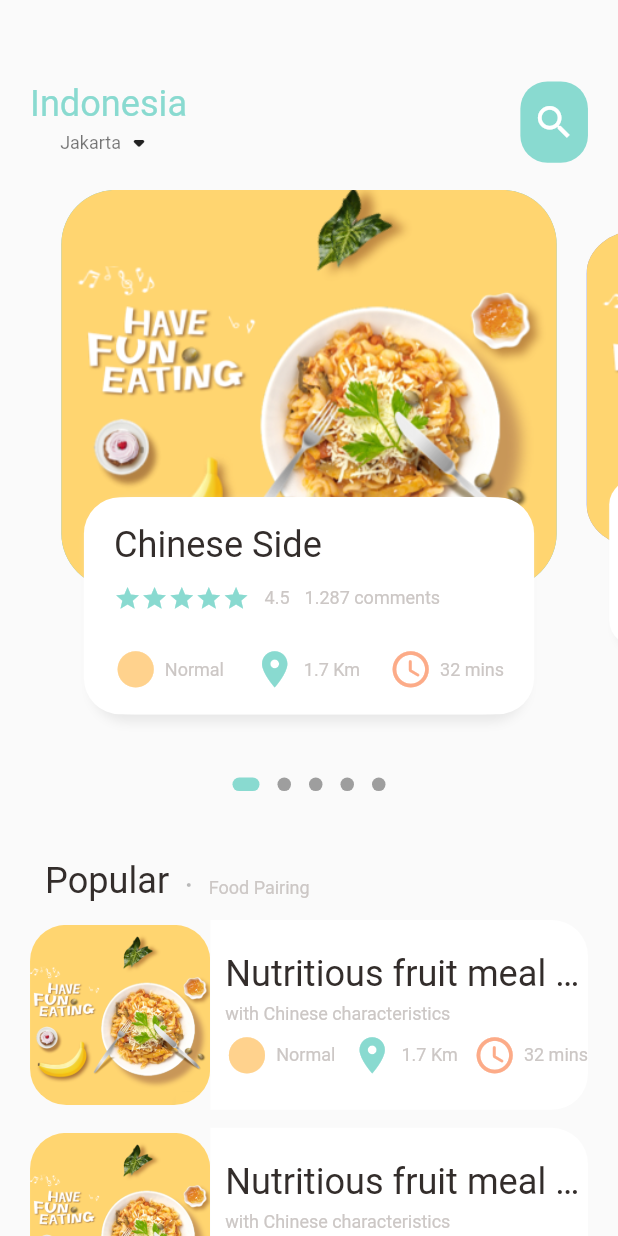
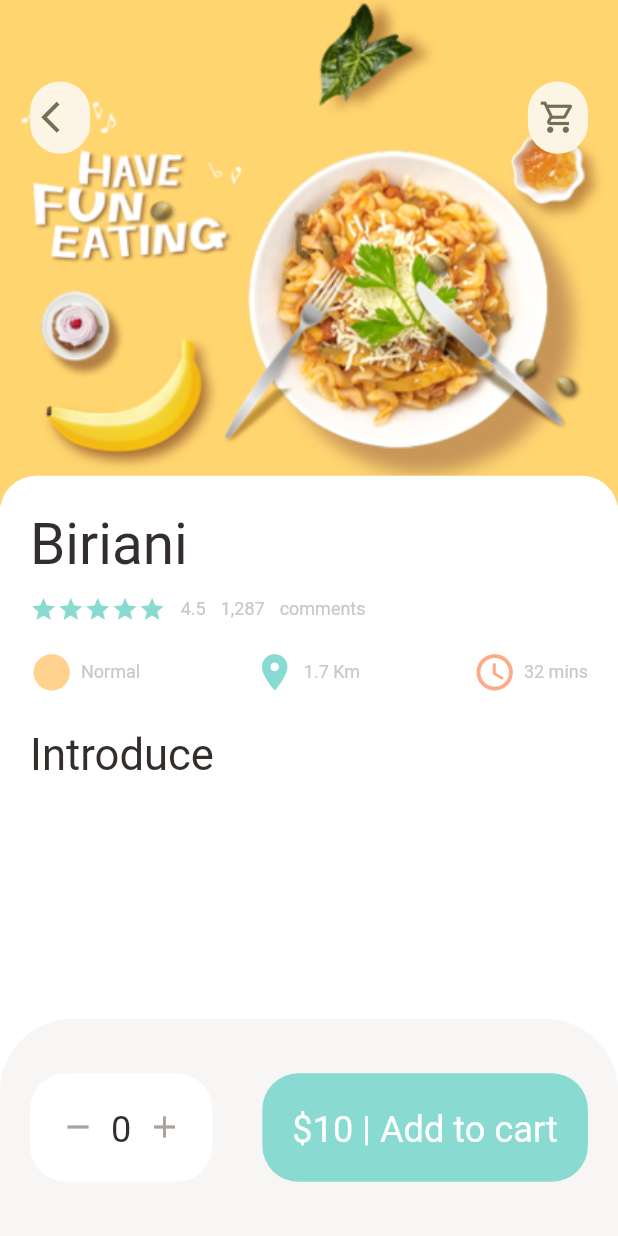
Before and after one commit to satyapratamak/dbestech.food-delivery.food-delivery-flutter, a Flutter app: the screen it shows after launch, on a phone screen of 412 x 824 dp. Run offline on Flutter 3.47's test engine with Material 2 defaults, Android fonts, the phone set to English and light mode, and no system bars; drawn by our look-alikes of dots_indicator; our stand-ins replace get.

Commit message:
Food Delivery Part 1 = 04:04:00 Popular Food Page Without Expandable Text

```diff
--- a/lib/main.dart
+++ b/lib/main.dart
@@ -1,5 +1,6 @@
 import 'package:flutter/material.dart';
-import 'package:food_delivery_flutter/home/main_food_page.dart';
+import 'package:food_delivery_flutter/pages/food/popular_food_detail.dart';
+import 'package:food_delivery_flutter/pages/home/main_food_page.dart';
 import 'package:get/get.dart';
 
 void main() {
@@ -18,7 +19,8 @@
       theme: ThemeData(
         primarySwatch: Colors.blue,
       ),
-      home: const MainFoodPage(),
+      //home: const MainFoodPage(),
+      home: PopularFoodDetail(),
     );
   }
 }
--- /dev/null
+++ b/lib/pages/food/popular_food_detail.dart
@@ -0,0 +1,159 @@
+import 'package:flutter/material.dart';
+import 'package:flutter/src/foundation/key.dart';
+import 'package:flutter/src/widgets/framework.dart';
+import 'package:food_delivery_flutter/utils/colors.dart';
+import 'package:food_delivery_flutter/utils/dimensions.dart';
+import 'package:food_delivery_flutter/widgets/app_column.dart';
+import 'package:food_delivery_flutter/widgets/app_icon.dart';
+import 'package:food_delivery_flutter/widgets/big_text.dart';
+import 'package:food_delivery_flutter/widgets/icon_and_text.dart';
+import 'package:food_delivery_flutter/widgets/small_text.dart';
+
+class PopularFoodDetail extends StatelessWidget {
+  const PopularFoodDetail({Key? key}) : super(key: key);
+
+  @override
+  Widget build(BuildContext context) {
+    return Scaffold(
+      backgroundColor: Colors.white,
+      body: Stack(
+        children: [
+          // Main Image of Popular Food Details
+          Positioned(
+            left: 0,
+            right: 0,
+            child: Container(
+              width: double.maxFinite,
+              height: Dimensions.popularFoodImgSize * 0.80,
+              decoration: BoxDecoration(
+                image: DecorationImage(
+                  fit: BoxFit.cover,
+                  image: AssetImage("assets/image/food0.png"),
+                ),
+              ),
+            ),
+          ),
+          // Back Button and Cart Button
+          Positioned(
+            top: Dimensions.height45,
+            left: Dimensions.width20,
+            right: Dimensions.width20,
+            child: Row(
+              mainAxisAlignment: MainAxisAlignment.spaceBetween,
+              children: [
+                AppIcon(icon: Icons.arrow_back_ios),
+                AppIcon(
+                  icon: Icons.shopping_cart_outlined,
+                )
+              ],
+            ),
+          ),
+          // Details Informations
+          Positioned(
+            top: Dimensions.popularFoodImgSize - 2.9 * Dimensions.height30,
+            //top: Dimensions.popularFoodImgSize - Dimensions.height20,
+            left: 0,
+            right: 0,
+            bottom: 0,
+            child: Container(
+              padding: EdgeInsets.only(
+                left: Dimensions.width20,
+                right: Dimensions.width20,
+                top: Dimensions.height20,
+              ),
+              //width: double.maxFinite,
+              //height: Dimensions.screenHight,
+              decoration: BoxDecoration(
+                color: Colors.white,
+                borderRadius: BorderRadius.only(
+                  topLeft: Radius.circular(Dimensions.height20),
+                  topRight: Radius.circular(Dimensions.height20),
+                ),
+              ),
+              // Information will be orderd vertically
+              child: Column(
+                crossAxisAlignment: CrossAxisAlignment.start,
+                children: [
+                  AppColumn(
+                    foodTitle: "Chinese Side",
+                  ),
+                  SizedBox(height: Dimensions.height20),
+                  BigText(text: "Introduce", size: Dimensions.font20),
+                ],
+              ),
+            ),
+          )
+        ],
+      ),
+      bottomNavigationBar: Container(
+        height: Dimensions.bottomHeightBar,
+        width: double.maxFinite,
+        padding: EdgeInsets.only(
+          top: Dimensions.height30,
+          bottom: Dimensions.height30,
+          left: Dimensions.width20,
+          right: Dimensions.width20,
+        ),
+        decoration: BoxDecoration(
+          borderRadius: BorderRadius.only(
+            topLeft: Radius.circular(Dimensions.radius20 * 2),
+            topRight: Radius.circular(Dimensions.radius20 * 2),
+          ),
+          color: AppColors.buttonBackgroundColor,
+        ),
+        child: Row(
+          mainAxisAlignment: MainAxisAlignment.spaceBetween,
+          children: [
+            // Minus, Plus and Counting of Food
+            Container(
+              padding: EdgeInsets.only(
+                top: Dimensions.height20,
+                bottom: Dimensions.height20,
+                left: Dimensions.width20,
+                right: Dimensions.width20,
+              ),
+              // height: Dimensions.height1 * 200,
+              // width: Dimensions.width1 * 120,
+              decoration: BoxDecoration(
+                borderRadius: BorderRadius.circular(Dimensions.radius20),
+                color: Colors.white,
+              ),
+              child: Row(
+                mainAxisAlignment: MainAxisAlignment.spaceBetween,
+                children: [
+                  Icon(Icons.remove, color: AppColors.signColor),
+                  SizedBox(width: Dimensions.width10),
+                  BigText(text: "0"),
+                  SizedBox(width: Dimensions.width10),
+                  Icon(Icons.add, color: AppColors.signColor),
+                ],
+              ),
+            ),
+
+            // Add Button
+            Container(
+              padding: EdgeInsets.only(
+                top: Dimensions.height20,
+                bottom: Dimensions.height20,
+                left: Dimensions.width20,
+                right: Dimensions.width20,
+              ),
+              // height: Dimensions.height1 * 200,
+              // width: Dimensions.width1 * 200,
+              decoration: BoxDecoration(
+                borderRadius: BorderRadius.circular(Dimensions.radius20),
+                color: AppColors.mainColor,
+              ),
+              child: Row(
+                mainAxisAlignment: MainAxisAlignment.spaceBetween,
+                children: [
+                  BigText(text: "\$10 | Add to cart", color: Colors.white),
+                ],
+              ),
+            ),
+          ],
+        ),
+      ),
+    );
+  }
+}
--- a/lib/home/food_page_body.dart
+++ b/lib/pages/home/food_page_body.dart
@@ -3,6 +3,7 @@
 import 'package:flutter/material.dart';
 import 'package:food_delivery_flutter/utils/colors.dart';
 import 'package:food_delivery_flutter/utils/dimensions.dart';
+import 'package:food_delivery_flutter/widgets/app_column.dart';
 import 'package:food_delivery_flutter/widgets/big_text.dart';
 import 'package:food_delivery_flutter/widgets/icon_and_text.dart';
 import 'package:food_delivery_flutter/widgets/small_text.dart';
@@ -259,49 +260,8 @@
                     top: Dimensions.height15,
                     right: Dimensions.width15,
                     left: Dimensions.width15),
-                child: Column(
-                  crossAxisAlignment: CrossAxisAlignment.start,
-                  children: [
-                    BigText(text: "Chinese Side"),
-                    SizedBox(height: Dimensions.height10),
-                    Row(
-                      children: [
-                        Wrap(
-                          children: List.generate(
-                            5,
-                            (index) => Icon(Icons.star,
-                                color: AppColors.mainColor,
-                                size: Dimensions.font15),
-                          ),
-                        ),
-                        SizedBox(width: Dimensions.width10),
-                        SmallText(text: "4.5"),
-                        SizedBox(width: Dimensions.width10),
-                        SmallText(text: "1.287 comments"),
-                      ],
-                    ),
-                    SizedBox(height: Dimensions.height20),
-                    Row(
-                      mainAxisAlignment: MainAxisAlignment.spaceBetween,
-                      children: [
-                        IconAndTextWidget(
-                          icon: Icons.circle_sharp,
-                          text: "Normal",
-                          iconColor: AppColors.iconColor1,
-                        ),
-                        IconAndTextWidget(
-                          icon: Icons.location_on,
-                          text: "1.7 Km",
-                          iconColor: AppColors.mainColor,
-                        ),
-                        IconAndTextWidget(
-                          icon: Icons.access_time_rounded,
-                          text: "32 mins",
-                          iconColor: AppColors.iconColor2,
-                        ),
-                      ],
-                    ),
-                  ],
+                child: AppColumn(
+                  foodTitle: "Biriani",
                 ),
               ),
             ),
--- a/lib/home/main_food_page.dart
+++ b/lib/pages/home/main_food_page.dart
@@ -1,6 +1,6 @@
 import 'package:flutter/cupertino.dart';
 import 'package:flutter/material.dart';
-import 'package:food_delivery_flutter/home/food_page_body.dart';
+import 'package:food_delivery_flutter/pages/home/food_page_body.dart';
 import 'package:food_delivery_flutter/utils/colors.dart';
 import 'package:food_delivery_flutter/utils/dimensions.dart';
 import 'package:food_delivery_flutter/widgets/big_text.dart';
--- a/lib/utils/dimensions.dart
+++ b/lib/utils/dimensions.dart
@@ -24,6 +24,7 @@
   static double height110 = height1 * 110;
   static double height100 = height1 * 100;
   static double height105 = height1 * 105;
+  static double height350 = height1 * 350;
 
   // dynamic width
   static double width1 = screenWidth / 411.42857142857144;
@@ -38,6 +39,9 @@
 
   static double font20 = height20;
   static double font15 = height15;
+  static double font24 = height24;
+  static double font1 = height1;
+  static double font26 = font1 * 26;
 
   static double radius20 = height20;
   static double radius30 = height30;
@@ -48,4 +52,13 @@
   // List View Size
   static double listViewImgSize = width1 * 120; // 120
   static double listViewTextContSize = height1 * 105; //100
+
+  // Popular Food Image
+  static double popularFoodImgSize = height350;
+
+  // Icon size
+  static double iconSize16 = height1 * 16;
+
+  // Bottom height
+  static double bottomHeightBar = height1 * 120;
 }
--- /dev/null
+++ b/lib/widgets/app_column.dart
@@ -0,0 +1,68 @@
+import 'package:flutter/material.dart';
+import 'package:flutter/cupertino.dart';
+import 'package:flutter/src/foundation/key.dart';
+import 'package:flutter/src/widgets/framework.dart';
+import 'package:food_delivery_flutter/utils/colors.dart';
+import 'package:food_delivery_flutter/utils/dimensions.dart';
+import 'package:food_delivery_flutter/widgets/big_text.dart';
+import 'package:food_delivery_flutter/widgets/icon_and_text.dart';
+import 'package:food_delivery_flutter/widgets/small_text.dart';
+
+class AppColumn extends StatelessWidget {
+  final String foodTitle;
+  const AppColumn({Key? key, required this.foodTitle}) : super(key: key);
+
+  @override
+  Widget build(BuildContext context) {
+    return Column(
+      crossAxisAlignment: CrossAxisAlignment.start,
+      children: [
+        // Food Name
+        BigText(text: "Biriani", size: Dimensions.font26),
+        SizedBox(height: Dimensions.height10),
+        // Rating and Comments
+        Row(
+          children: [
+            Wrap(
+              children: List.generate(
+                5,
+                (index) => Icon(Icons.star,
+                    color: AppColors.mainColor, size: Dimensions.font15),
+              ),
+            ),
+            SizedBox(width: Dimensions.width10),
+            SmallText(text: "4.5"),
+            SizedBox(width: Dimensions.width10),
+            SmallText(text: "1,287"),
+            SizedBox(width: Dimensions.width10),
+            SmallText(text: "comments"),
+          ],
+        ),
+        SizedBox(height: Dimensions.height15),
+        //Spicy IconText, Distance IconText and Cooking Time IconText
+        Row(
+          mainAxisAlignment: MainAxisAlignment.spaceBetween,
+          children: [
+            IconAndTextWidget(
+              icon: Icons.circle_sharp,
+              text: "Normal",
+              iconColor: AppColors.iconColor1,
+            ),
+            IconAndTextWidget(
+              icon: Icons.location_on,
+              text: "1.7 Km",
+              iconColor: AppColors.mainColor,
+            ),
+            IconAndTextWidget(
+              icon: Icons.access_time_rounded,
+              text: "32 mins",
+              iconColor: AppColors.iconColor2,
+            ),
+          ],
+        ),
+
+        // Spicy, Distance and Time Cooking
+      ],
+    );
+  }
+}
--- /dev/null
+++ b/lib/widgets/app_icon.dart
@@ -0,0 +1,42 @@
+import 'package:flutter/src/foundation/key.dart';
+import 'package:flutter/src/widgets/framework.dart';
+import 'package:flutter/material.dart';
+import 'package:flutter/cupertino.dart';
+import 'package:food_delivery_flutter/utils/dimensions.dart';
+
+class AppIcon extends StatelessWidget {
+  final IconData icon; // for passing icon must use IconData. Can not use Icon
+  final Color backgroundColor;
+  final Color iconColor;
+  final double size;
+
+  AppIcon({
+    Key? key,
+    required this.icon,
+    this.backgroundColor = const Color(
+        0xFFfcf4e4), // must use const value. can not use color from colors.dart
+    this.iconColor = const Color(
+        0xFF756d54), // must use const value. can not use color from colors.dart
+    this.size = 40, // must use const value. can not use Dimensions.dart
+  }) : super(key: key);
+
+  @override
+  Widget build(BuildContext context) {
+    return Container(
+      height: size <= 0 ? Dimensions.height45 : size * Dimensions.height1,
+      width: size <= 0 ? Dimensions.width45 : size * Dimensions.width1,
+      decoration: BoxDecoration(
+        borderRadius: size <= 0
+            ? BorderRadius.circular(Dimensions.height45 / 2)
+            : BorderRadius.circular(size * Dimensions.height1 / 2),
+        color: backgroundColor,
+      ),
+      child: Icon(
+        icon,
+        color: iconColor,
+        size:
+            size <= 0 ? Dimensions.iconSize16 : (size - 15) * Dimensions.width1,
+      ),
+    );
+  }
+}
--- a/lib/widgets/big_text.dart
+++ b/lib/widgets/big_text.dart
@@ -24,7 +24,7 @@
       style: TextStyle(
         fontFamily: 'Roboto',
         color: color,
-        fontSize: size <= 0 ? Dimensions.font20 : size,
+        fontSize: size <= 0 ? Dimensions.font20 : size * Dimensions.font1,
         fontWeight: FontWeight.w400,
       ),
     );
```
